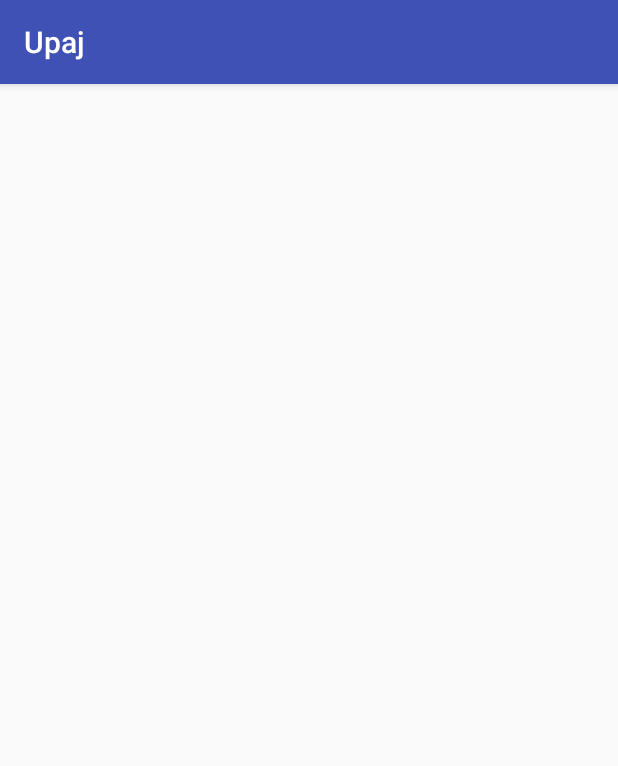
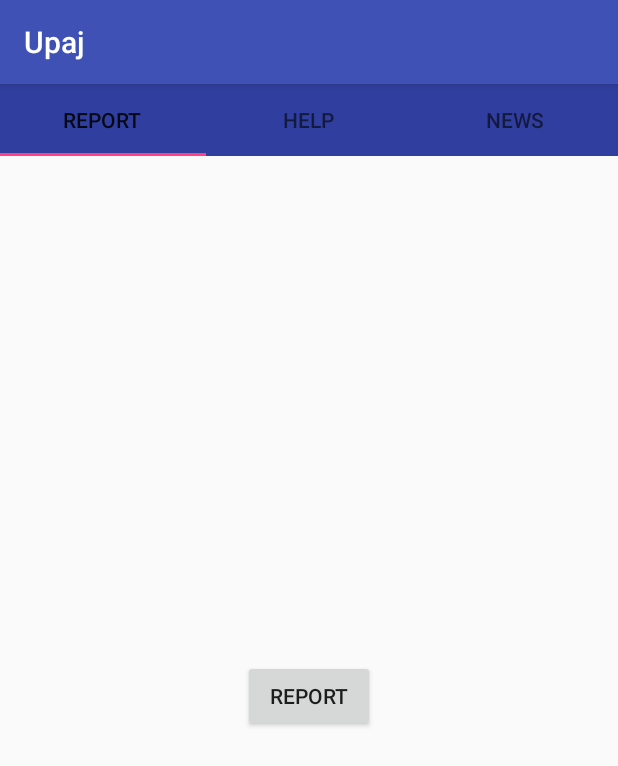
Before and after one commit to Green-Hack-2017/Upaj, an Android app: the MainActivity screen opened directly, with no data from a screen before it, on a phone screen of 412 x 824 dp. Shown: the top 766 px of the screen. Run offline under Robolectric (Android 15) with nearby library versions, the phone set to English and light mode, and no system bars.

Commit message:
complete fragmented UI for main functionality

```diff
--- a/mobile_app/Upaj/app/src/main/java/com/zeeshan/pradeep/kartik/upaj/MainActivity.java
+++ b/mobile_app/Upaj/app/src/main/java/com/zeeshan/pradeep/kartik/upaj/MainActivity.java
@@ -5,12 +5,19 @@ import android.os.Bundle;
 
 public class MainActivity extends AppCompatActivity {
 
+    private static final String VIEWPAGER_FRAGMENT = "viewpager_fragment";
+
     @Override
     protected void onCreate(Bundle savedInstanceState) {
         super.onCreate(savedInstanceState);
         setContentView(R.layout.activity_main);
-
-
-
+        ViewPagerFragment savedFragment = (ViewPagerFragment) getSupportFragmentManager().findFragmentByTag(VIEWPAGER_FRAGMENT);
+        if(savedFragment==null) {
+            ViewPagerFragment viewPagerFragment = new ViewPagerFragment();
+            android.support.v4.app.FragmentManager fragmentManager = getSupportFragmentManager();
+            android.support.v4.app.FragmentTransaction fragmentTransaction = fragmentManager.beginTransaction();
+            fragmentTransaction.add(R.id.placeholder, viewPagerFragment,VIEWPAGER_FRAGMENT);
+            fragmentTransaction.commit();
+        }
     }
 }
--- a/mobile_app/Upaj/app/src/main/java/com/zeeshan/pradeep/kartik/upaj/ViewPagerFragment.java
+++ b/mobile_app/Upaj/app/src/main/java/com/zeeshan/pradeep/kartik/upaj/ViewPagerFragment.java
@@ -23,19 +23,37 @@ public class ViewPagerFragment extends Fragment {
     @Override
     public View onCreateView(LayoutInflater inflater, ViewGroup container, Bundle savedInstanceState) {
 
+        View view = inflater.inflate(R.layout.fragment_viewpager,container,false);
+
+        final ReportFragment reportFragment = new ReportFragment();
+        final NewsFeedFragment newsFeedFragment = new NewsFeedFragment();
+        final HelpFragment helpFragment = new HelpFragment();
+
         //when we are dealing with fragments within frgments we need to use childFragmentManager
-        ViewPager viewPager = (ViewPager) getView().findViewById(R.id.viewPager);
+        ViewPager viewPager = (ViewPager) view.findViewById(R.id.viewPager);
         viewPager.setAdapter(new FragmentPagerAdapter(getChildFragmentManager()) {
             @Override
             public Fragment getItem(int position) {
-
+                Fragment selection = null;
+                switch (position){
+                    case 0 : selection = reportFragment;break;
+                    case 1 : selection = helpFragment;break;
+                    case 2 : selection = newsFeedFragment;break;
+                }
                 //return position==0 ? ingredientsFragment:directionsFragment;
-                return null;
+                return selection;
             }
 
             @Override
             public CharSequence getPageTitle(int position) {
-                return position==0?"Ingredients":"Directions";
+                String ans = "Upaj" ;
+                switch(position){
+                    case 0 : ans="Report";break;
+                    case 1 : ans="Help";break;
+                    case 2 : ans="News";break;
+                }
+                return ans;
+
             }
 
             @Override
@@ -44,11 +62,11 @@ public class ViewPagerFragment extends Fragment {
             }
         });
 
-        TabLayout tabLayout = (TabLayout) getView().findViewById(R.id.tabLayout);
+        TabLayout tabLayout = (TabLayout) view.findViewById(R.id.tabLayout);
         tabLayout.setupWithViewPager(viewPager);
 
 
-        return getView();
+        return view;
     }
 
 
--- a/mobile_app/Upaj/app/src/main/res/layout/activity_main.xml
+++ b/mobile_app/Upaj/app/src/main/res/layout/activity_main.xml
@@ -1,9 +1,10 @@
 <?xml version="1.0" encoding="utf-8"?>
-<android.support.constraint.ConstraintLayout xmlns:android="http://schemas.android.com/apk/res/android"
+<FrameLayout xmlns:android="http://schemas.android.com/apk/res/android"
     xmlns:app="http://schemas.android.com/apk/res-auto"
     xmlns:tools="http://schemas.android.com/tools"
     android:layout_width="match_parent"
     android:layout_height="match_parent"
+    android:id="@+id/placeholder"
     tools:context="com.zeeshan.pradeep.kartik.upaj.MainActivity">
 
-</android.support.constraint.ConstraintLayout>
+</FrameLayout>
```
